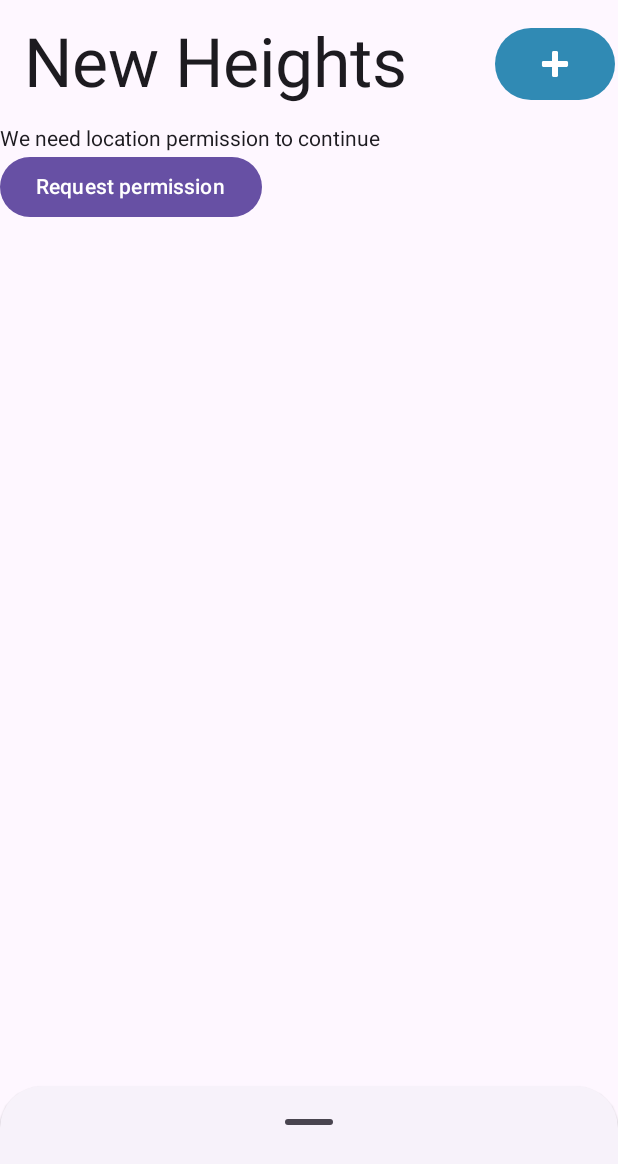
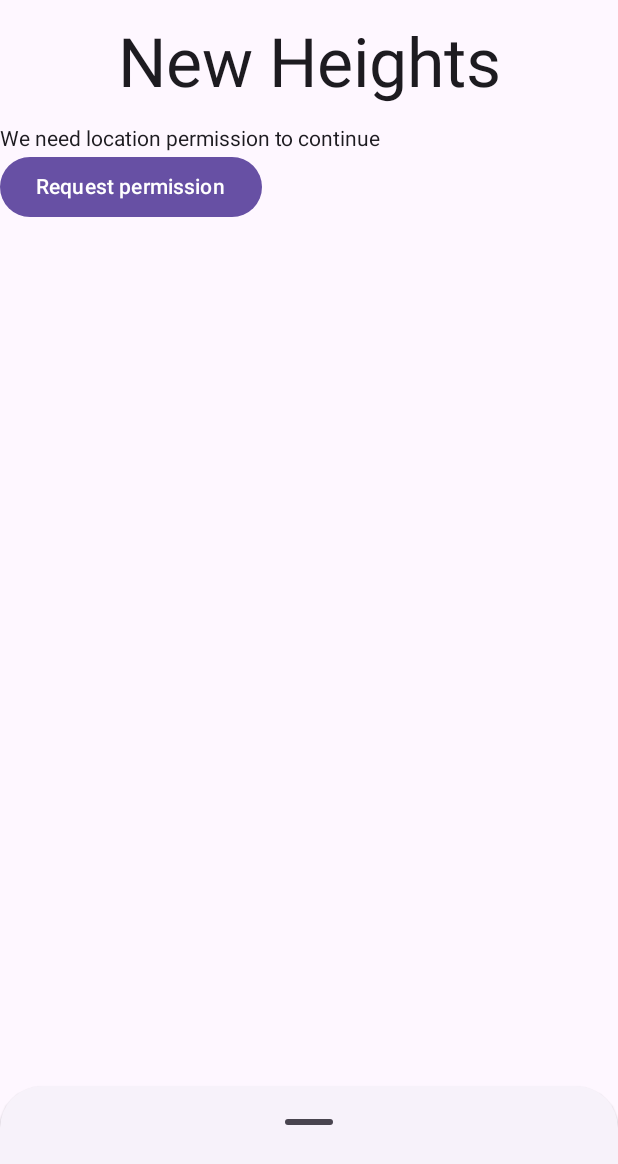
Before and after one commit to Fung-Sean/OnlySends-Compose-WillDeRocco-SeanFung, an Android app built with Jetpack Compose: the composable MapScreen shown on its own in the app's theme, on a phone screen of 412 x 824 dp. Shown: the top 1164 px of the screen. Run offline under Robolectric (Android 15) with nearby library versions, the phone set to English and light mode, and no system bars; Roboto replaces fonts that are not available here; 4 statements that could not run were skipped.

Commit message:
Got rid of button

```diff
--- a/app/src/main/java/com/example/onlysends_compose/ui/maps/MapScreen.kt
+++ b/app/src/main/java/com/example/onlysends_compose/ui/maps/MapScreen.kt
@@ -167,22 +167,10 @@ fun MapScreen(
                     style = MaterialTheme.typography.displayMedium,
                     modifier = Modifier
                         .padding(16.dp)
+                        .align(Alignment.CenterVertically)
 
                 )
-                Spacer(modifier = Modifier.weight(1f)) // Add a spacer to occupy the available space
-                Button(
-                    onClick = { navController.navigate("AddHeight")},
-                    modifier = Modifier
-                        .align(Alignment.CenterVertically)
-                        .padding(2.dp),
-                    shape = CircleShape,
-                    colors = ButtonDefaults.buttonColors(signOutColor)
-                ) {
-                    Icon(
-                        painter = painterResource(id = R.drawable.ic_input_add),
-                        contentDescription = null,
-                    )
-                }
+
             }
 
             MapDisplay(
```
